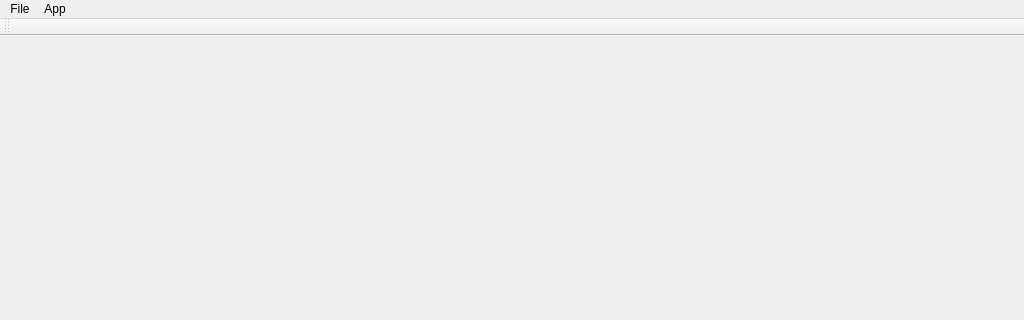
The window that cmainwindow.ui (caolandix/DarkSynthesis) describes before a commit, drawn with Qt 5; both pictures show x 0 to 1024 and y 0 to 320 of the 1024 by 768 pixel window.
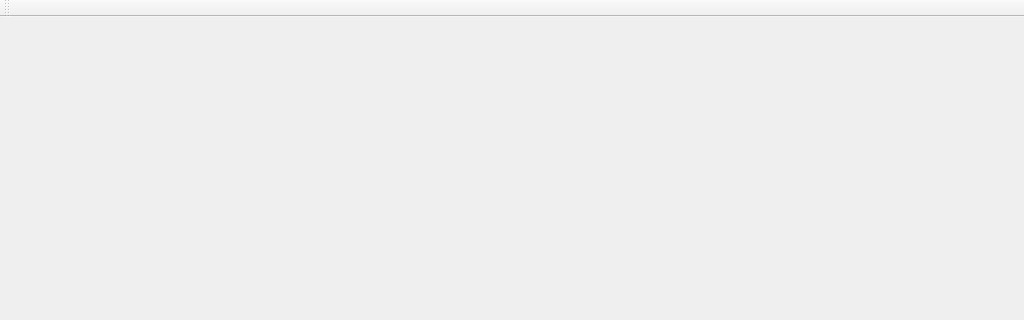
The same window after the commit.

Commit message: 1. Created the CartesianGraph Dialog box to facilitate setting up the settings used for it. 2. Incorporated menus and a Context Menu into the application. 3. Added accessor functions to CartesianGraph for it's private data members

```diff
--- a/cmainwindow.ui
+++ b/cmainwindow.ui
@@ -14,40 +14,25 @@
    <string>CMainWindow</string>
   </property>
   <widget class="QWidget" name="centralWidget"/>
+  <widget class="QToolBar" name="mainToolBar">
+   <attribute name="toolBarArea">
+    <enum>TopToolBarArea</enum>
+   </attribute>
+   <attribute name="toolBarBreak">
+    <bool>false</bool>
+   </attribute>
+  </widget>
+  <widget class="QStatusBar" name="statusBar"/>
   <widget class="QMenuBar" name="menuBar">
    <property name="geometry">
     <rect>
      <x>0</x>
      <y>0</y>
      <width>1024</width>
-     <height>27</height>
+     <height>26</height>
     </rect>
    </property>
-   <widget class="QMenu" name="menuHey">
-    <property name="title">
-     <string>File</string>
-    </property>
-    <addaction name="actionExit"/>
-   </widget>
-   <widget class="QMenu" name="menuApp">
-    <property name="title">
-     <string>App</string>
-    </property>
-    <addaction name="actionGraph"/>
-    <addaction name="actionDark_Synthesis"/>
-   </widget>
-   <addaction name="menuHey"/>
-   <addaction name="menuApp"/>
   </widget>
-  <widget class="QToolBar" name="mainToolBar">
-   <attribute name="toolBarArea">
-    <enum>TopToolBarArea</enum>
-   </attribute>
-   <attribute name="toolBarBreak">
-    <bool>false</bool>
-   </attribute>
-  </widget>
-  <widget class="QStatusBar" name="statusBar"/>
   <action name="actionExit">
    <property name="text">
     <string>Exit</string>
```
Left out of the diff: 25 changed lines with no effect on the pictures. The commit also changes 8 other files.
